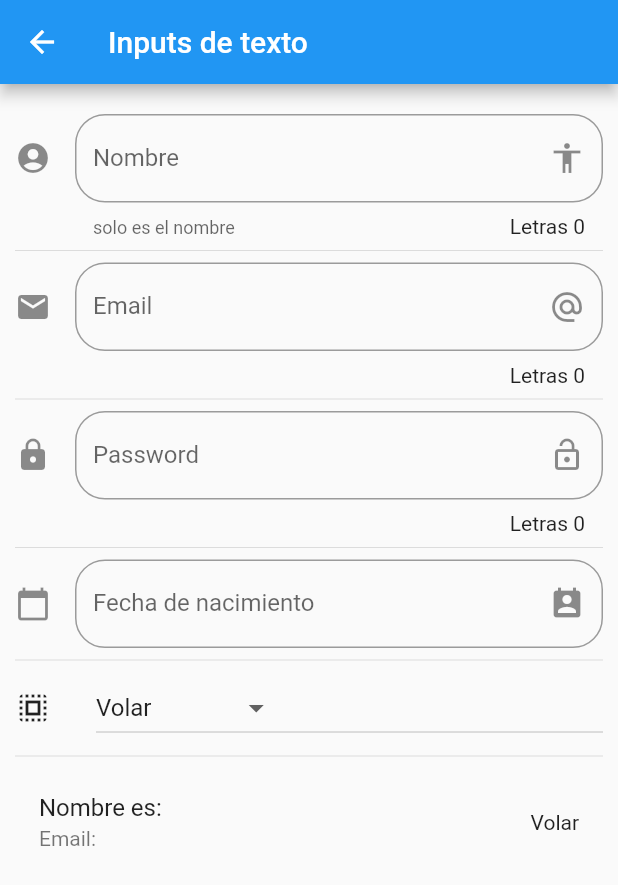
After one commit to LuisCastilloISC/CursoFlutter, a Flutter app: the InputPage screen opened by its route, on a phone screen of 412 x 824 dp. The commit adds this screen. Shown: the top 885 px of the screen. Run offline on Flutter 3.47's test engine with Material 2 defaults, Android fonts, the phone set to English and light mode, and no system bars; network calls fail.

Commit message:
seccion 6
conclucion de la seccion 6

```diff
--- a/Flutter/widgets_flutter/data/menu_opts.json
+++ b/Flutter/widgets_flutter/data/menu_opts.json
@@ -15,6 +15,26 @@
             "ruta" : "card",
             "icon" : "folder_open",
             "texto": "Cards - Tarjetas"
+        },
+        {
+            "ruta" : "animatedContainer",
+            "icon" : "donut_large",
+            "texto": "Animated Container"
+        },
+        {
+            "ruta" : "inputs",
+            "icon" : "input",
+            "texto": "inputs"
+        },
+        {
+            "ruta" : "slider",
+            "icon" : "tune",
+            "texto": "Slider-check"
+        },
+        {
+            "ruta" : "list",
+            "icon" : "list",
+            "texto": "Listas y Scroll"
         }
     ]
 }
--- /dev/null
+++ b/Flutter/widgets_flutter/lib/src/pages/input_pages.dart
@@ -0,0 +1,192 @@
+import 'package:flutter/material.dart';
+
+
+class InputPage extends StatefulWidget {
+
+
+  @override
+  _InputPageState createState() => _InputPageState();
+}
+
+class _InputPageState extends State<InputPage> {
+
+  String _nombre = '';
+  String _email = '';
+  String _password = '';
+  String _fecha = '';
+  String _opcionSeleccionada = 'Volar';
+  List<String> _poderes = ['Volar','Rayos X', 'Super Aliento', 'Super Fuerza'];
+
+  TextEditingController _inputFieldDateController = new TextEditingController();
+
+  @override
+  Widget build(BuildContext context) {
+    return Scaffold(
+       appBar: AppBar(
+         title: Text('Inputs de texto'),
+       ),
+       body: ListView(
+         padding: EdgeInsets.symmetric(horizontal: 10.0, vertical: 20.0),
+         children: <Widget>[
+           _crearInput(),
+           Divider(),
+           _crearEmail(),
+           Divider(),
+           _crearPassword(),
+           Divider(),
+           _crearFecha(context),
+           Divider(),
+           _crearDropdown(),
+           Divider(),
+           _crearPersona(),
+
+
+         ],
+       )
+    );
+  }
+
+  Widget _crearInput() {
+    return TextField(
+      textCapitalization: TextCapitalization.sentences,
+      decoration: InputDecoration(
+        border: OutlineInputBorder(
+          borderRadius: BorderRadius.circular(20.0)
+        ),
+        counter: Text('Letras ${_nombre.length}'),
+        hintText: 'Nombre de la persona',
+        labelText: 'Nombre',
+        helperText: 'solo es el nombre',
+        suffixIcon: Icon(Icons.accessibility),
+        icon: Icon(Icons.account_circle)
+      ),
+      onChanged: (valor){
+        setState(() {
+          _nombre = valor;
+        });
+      },
+    );
+  }
+
+  List<DropdownMenuItem<String>> getOpcionesDropdown(){
+    List<DropdownMenuItem<String>> lista = new List();
+    _poderes.forEach((poder) {
+      lista.add(DropdownMenuItem(
+        child: Text(poder),
+        value: poder,
+      ));
+    });
+    return lista;
+  }
+  Widget _crearDropdown() {
+    return Row(
+      children: <Widget>[
+        Icon(Icons.select_all),
+        SizedBox(width: 30.0),
+        Expanded(
+          child : DropdownButton(
+          value: _opcionSeleccionada,
+          items: getOpcionesDropdown(),
+          onChanged: (opt) {
+            setState(() {
+            _opcionSeleccionada = opt;
+            });
+          },
+        )
+        )
+      ],
+    );
+
+
+  }
+
+  Widget _crearPersona() {
+    return ListTile(
+      title: Text('Nombre es: $_nombre'),
+      subtitle: Text('Email: $_email'),
+      trailing: Text(_opcionSeleccionada),
+    );
+  }
+
+  Widget _crearEmail() {
+    return TextField(
+      keyboardType: TextInputType.emailAddress,
+      decoration: InputDecoration(
+        border: OutlineInputBorder(
+          borderRadius: BorderRadius.circular(20.0)
+        ),
+        counter: Text('Letras ${_nombre.length}'),
+        hintText: 'Email',
+        labelText: 'Email',
+        //helperText: 'solo es el Email',
+        suffixIcon: Icon(Icons.alternate_email),
+        icon: Icon(Icons.email)
+      ),
+      onChanged: (valor) =>setState( () {
+        _email = valor;
+      })
+    );
+  }
+
+  Widget _crearPassword() {
+    return TextField(
+      obscureText: true,
+      decoration: InputDecoration(
+        border: OutlineInputBorder(
+          borderRadius: BorderRadius.circular(20.0)
+        ),
+        counter: Text('Letras ${_password.length}'),
+        hintText: 'Password',
+        labelText: 'Password',
+        //helperText: 'solo es el nombre',
+        suffixIcon: Icon(Icons.lock_open),
+        icon: Icon(Icons.lock)
+
+      ),
+      onChanged: (valor){
+        setState(() {
+          _password = valor;
+        });
+      },
+    );
+
+  }
+
+  Widget _crearFecha(BuildContext context) {
+    return TextField(
+      enableInteractiveSelection: false,
+      controller: _inputFieldDateController,
+      decoration: InputDecoration(
+        border: OutlineInputBorder(
+          borderRadius: BorderRadius.circular(20.0)
+        ),
+        hintText: 'Fecha de nacimiento',
+        labelText: 'Fecha de nacimiento',
+        suffixIcon: Icon(Icons.perm_contact_calendar),
+        icon: Icon(Icons.calendar_today)
+      ),
+      onTap: (){
+        FocusScope.of(context).requestFocus(new FocusNode());
+        _selecDate(context);
+      },
+    );
+  }
+
+   _selecDate(BuildContext context) async {
+     DateTime picked = await showDatePicker(
+       context: context,
+       initialDate: new DateTime.now(),
+       firstDate: new DateTime(2018),
+       lastDate: new DateTime(2025),
+       locale: Locale('es','ES')
+     );
+
+     if(picked != null){
+       setState(() {
+         _fecha = picked.toString();
+         _inputFieldDateController.text = _fecha;
+       });
+     }
+   }
+
+}
--- a/Flutter/widgets_flutter/lib/src/rutas/rutas.dart
+++ b/Flutter/widgets_flutter/lib/src/rutas/rutas.dart
@@ -1,8 +1,12 @@
 import 'package:flutter/material.dart';
+import 'package:widgets_flutter/src/pages/ListView_page.dart';
 import 'package:widgets_flutter/src/pages/alert_page.dart';
+import 'package:widgets_flutter/src/pages/animated_container.dart';
 import 'package:widgets_flutter/src/pages/avatar_page.dart';
 import 'package:widgets_flutter/src/pages/card_page.dart';
 import 'package:widgets_flutter/src/pages/home.dart';
+import 'package:widgets_flutter/src/pages/input_pages.dart';
+import 'package:widgets_flutter/src/pages/slider_page.dart';
 
 
 
@@ -12,5 +16,9 @@ Map<String, WidgetBuilder> getApplicationRoutes(){
     'alert':(BuildContext context) => AlertPage(),
     'avatar':(BuildContext context) => AvatarPage(),
     'card':(BuildContext context) => CardPage(),
+    'animatedContainer' :(BuildContext context) => AnimatedContainerPage(),
+    'inputs' :(BuildContext context) => InputPage(),
+    'slider' : (BuildContext context) => SliderPage(),
+    'list' : (BuildContext context) => ListaPage(),
   };
 }
--- a/Flutter/widgets_flutter/pubspec.yaml
+++ b/Flutter/widgets_flutter/pubspec.yaml
@@ -24,6 +24,8 @@ dependencies:
   flutter:
     sdk: flutter
 
+  flutter_localizations:
+    sdk: flutter
 
   # The following adds the Cupertino Icons font to your application.
   # Use with the CupertinoIcons class for iOS style icons.
@@ -47,7 +49,7 @@ flutter:
   # To add assets to your application, add an assets section, like this:
   assets:
   - data/menu_opts.json
-  - assets
+  - assets/
 
   # An image asset can refer to one or more resolution-specific "variants", see
   # https://flutter.dev/assets-and-images/#resolution-aware.
```
Also changed, not shown: Flutter/widgets_flutter/lib/main.dart (+15 -3 lines), Flutter/widgets_flutter/lib/src/pages/ListView_page.dart (added, +125 -0 lines), Flutter/widgets_flutter/lib/src/pages/alert_page.dart (+44 -1 lines), Flutter/widgets_flutter/lib/src/pages/animated_container.dart (added, +60 -0 lines), Flutter/widgets_flutter/lib/src/pages/avatar_page.dart (+24 -6 lines), Flutter/widgets_flutter/lib/src/pages/card_page.dart (+31 -2 lines), Flutter/widgets_flutter/lib/src/pages/slider_page.dart (added, +90 -0 lines), Flutter/widgets_flutter/lib/src/utils/icono_string.dart (+6 -2 lines), Flutter/widgets_flutter/pubspec.lock.
